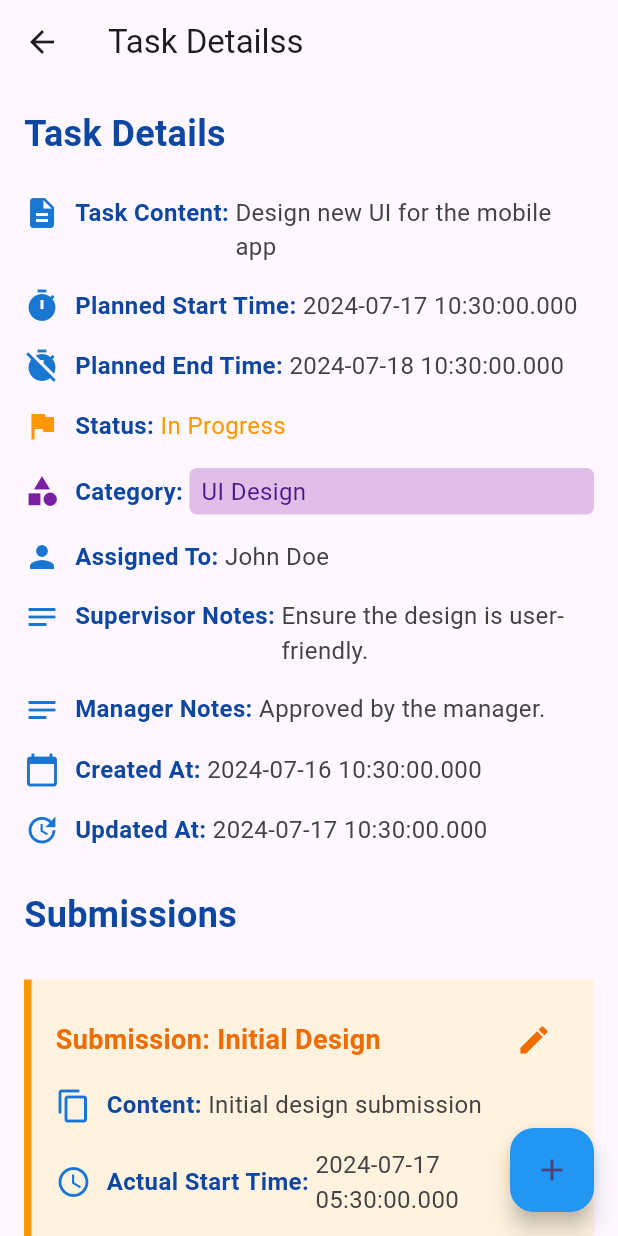
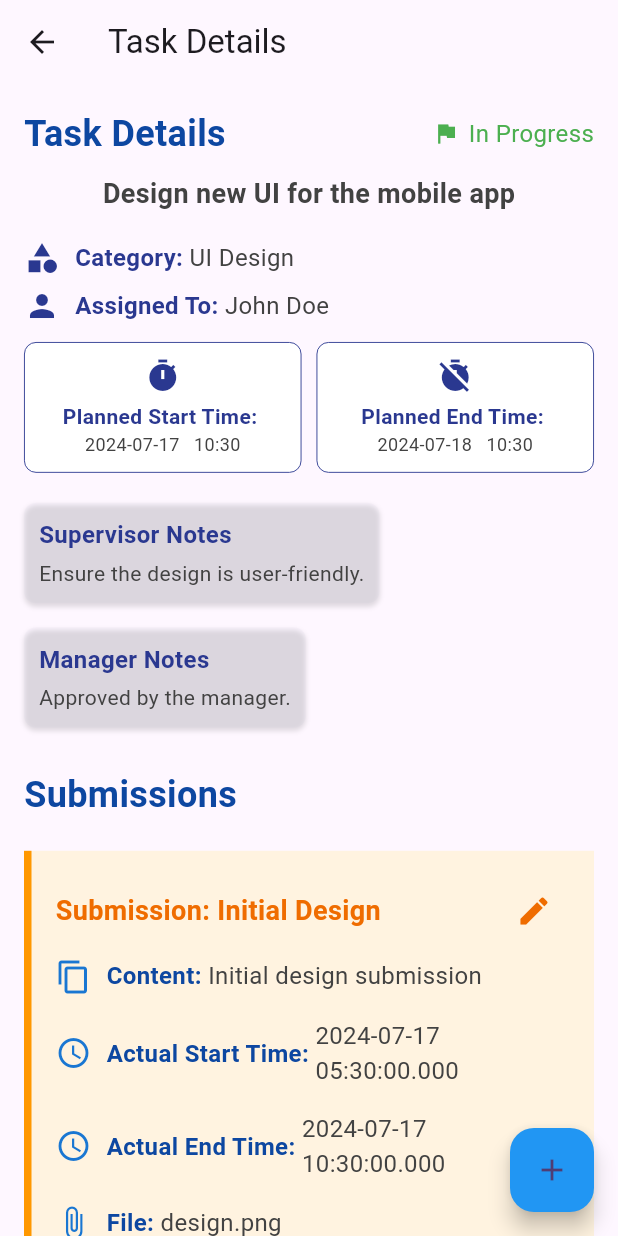
Before and after one commit to BFOOnlinePs/Jelanco_tracking_flutter, a Flutter app: the TaskDetailsScreen screen opened directly, on a phone screen of 412 x 824 dp. Run offline on Flutter 3.47's test engine with Material 3 defaults, Android fonts, the phone set to English and light mode, and no system bars; our stand-ins replace bloc, dio, easy_localization, flutter_bloc, shared_preferences; accounts and stored records are empty.

Commit message:
task details design

```diff
--- a/lib/modules/shared_modules/tasks_shared_modules/task_details_screen/task_details_screen.dart
+++ b/lib/modules/shared_modules/tasks_shared_modules/task_details_screen/task_details_screen.dart
@@ -1,5 +1,8 @@
 import 'package:flutter/cupertino.dart';
 import 'package:flutter/material.dart';
+import 'package:jelanco_tracking_system/core/constants/colors.dart';
+import 'package:jelanco_tracking_system/core/utils/date_utils.dart';
+import 'package:jelanco_tracking_system/widgets/my_spacers/my_vertical_spacer.dart';
 
 class Task {
   final int? tId;
@@ -78,7 +81,6 @@ class Comment {
   Comment({required this.commenterName, required this.content});
 }
 
-
 Task mockTask = Task(
   tId: 1,
   tContent: 'Design new UI for the mobile app',
@@ -105,7 +107,9 @@ Task mockTask = Task(
       status: 'Submitted',
       comments: [
         Comment(commenterName: 'John Doe', content: 'Looks good!'),
-        Comment(commenterName: 'Jane Smith', content: 'Can we change the color scheme?'),
+        Comment(
+            commenterName: 'Jane Smith',
+            content: 'Can we change the color scheme?'),
       ],
     ),
     Submission(
@@ -122,9 +126,6 @@ Task mockTask = Task(
   ],
 );
 
-
-
-
 class TaskDetailsScreen extends StatelessWidget {
   final Task task;
 
@@ -134,7 +135,7 @@ class TaskDetailsScreen extends StatelessWidget {
   Widget build(BuildContext context) {
     return Scaffold(
       appBar: AppBar(
-        title: Text('Task Detailss'),
+        title: Text('Task Details'),
       ),
       body: SingleChildScrollView(
         padding: EdgeInsets.all(16.0),
@@ -161,25 +162,63 @@ class TaskDetailsScreen extends StatelessWidget {
     return Column(
       crossAxisAlignment: CrossAxisAlignment.start,
       children: [
-        _buildSectionTitle('Task Details'),
-        _buildDetailRow('Task Content', task.tContent ?? 'N/A', Icons.description, isMultiline: true),
-        _buildDetailRow('Planned Start Time', task.tPlanedStartTime?.toString() ?? 'N/A', Icons.timer),
-        _buildDetailRow('Planned End Time', task.tPlanedEndTime?.toString() ?? 'N/A', Icons.timer_off),
-        _buildStatusRow('Status', task.tStatus ?? 'N/A', Icons.flag),
-        _buildCategoryRow('Category', task.taskCategory?.name ?? 'N/A'),
-        _buildDetailRow('Assigned To', task.tAssignedTo ?? 'N/A', Icons.person),
-        _buildDetailRow('Supervisor Notes', task.tSupervisorNotes ?? 'N/A', Icons.notes, isMultiline: true),
-        _buildDetailRow('Manager Notes', task.tManagerNotes ?? 'N/A', Icons.notes, isMultiline: true),
-        _buildDateRow('Created At', task.createdAt?.toString() ?? 'N/A', Icons.calendar_today),
-        _buildDateRow('Updated At', task.updatedAt?.toString() ?? 'N/A', Icons.update),
+        _buildSectionTitle('Task Details',
+            statusValue: task.tStatus!, statusIcon: Icons.flag),
+        _buildContent('Task Content', task.tContent!, Icons.description),
+        task.taskCategory != null
+            ? _buildCategoryRow('Category', task.taskCategory!.name)
+            : Container(),
+        _buildAssignedToWidget(
+            'Assigned To', task.tAssignedTo ?? 'N/A', Icons.person),
+        MyVerticalSpacer(),
+        Row(
+          mainAxisAlignment: MainAxisAlignment.spaceEvenly,
+          children: [
+            task.tPlanedStartTime != null
+                ? Expanded(
+                    child: _buildTimeWidget('Planned Start Time',
+                        task.tPlanedStartTime!, Icons.timer),
+                  )
+                : Container(),
+            task.tPlanedStartTime != null && task.tPlanedEndTime != null
+                ? SizedBox(width: 10)
+                : Container(),
+            task.tPlanedEndTime != null
+                ? Expanded(
+                    child: _buildTimeWidget('Planned End Time',
+                        task.tPlanedEndTime!, Icons.timer_off),
+                  )
+                : Container(),
+          ],
+        ),
+        MyVerticalSpacer(),
+
+        _buildNotesWidget(
+          'Supervisor Notes',
+          task.tSupervisorNotes ?? 'N/A',
+          Icons.notes,
+        ),
+        _buildNotesWidget(
+          'Manager Notes',
+          task.tManagerNotes ?? 'N/A',
+          Icons.notes,
+        ),
+        // _buildDateRow('Created At', task.createdAt?.toString() ?? 'N/A',
+        //     Icons.calendar_today),
+        // _buildDateRow(
+        //     'Updated At', task.updatedAt?.toString() ?? 'N/A', Icons.update),
       ],
     );
   }
 
-  Widget _buildSectionTitle(String title) {
+  Widget _buildSectionTitle(String title,
+      {String? statusValue, IconData? statusIcon}) {
     return Padding(
-      padding: const EdgeInsets.only(bottom: 16.0),
-      child: Text(
+      padding: const EdgeInsets.only(bottom: 10.0),
+      child: Row(
+        mainAxisAlignment: MainAxisAlignment.spaceBetween,
+        children: [
+          Text(
             title,
             style: TextStyle(
               fontSize: 24,
@@ -187,20 +226,156 @@ class TaskDetailsScreen extends StatelessWidget {
               color: Colors.blue[900],
             ),
           ),
+          statusValue != null
+              ? Row(
+                  children: [
+                    Icon(statusIcon, color: Colors.green, size: 18),
+                    SizedBox(width: 6),
+                    Text(
+                      statusValue,
+                      style: TextStyle(color: Colors.green, fontSize: 16),
+                    ),
+                  ],
+                )
+              : Container(),
+        ],
+      ),
     );
   }
 
-  Widget _buildDetailRow(String label, String value, IconData icon, {bool isMultiline = false}) {
+  Widget _buildContent(
+    String label,
+    String value,
+    IconData icon,
+  ) {
+    return Row(
+      mainAxisAlignment: MainAxisAlignment.center,
+      children: [
+        Padding(
+          padding: const EdgeInsets.only(bottom: 10),
+          child: Text(
+            value,
+            style: TextStyle(
+              color: Colors.grey[800],
+              fontSize: 18,
+              fontWeight: FontWeight.bold,
+            ),
+            textAlign: TextAlign.center,
+          ),
+        ),
+      ],
+    );
+  }
+
+  Widget _buildTimeWidget(
+    String label,
+    DateTime value,
+    IconData icon,
+  ) {
+    return Container(
+      decoration: BoxDecoration(
+        border: Border.all(color: ColorsConstants.primaryColor, width: 0.6),
+        borderRadius: BorderRadius.circular(8),
+        color: Colors.white, // Background color
+      ),
+      child: Padding(
+        padding: const EdgeInsets.all(10.0),
+        child: Column(
+          mainAxisAlignment: MainAxisAlignment.center,
+          children: [
+            Icon(icon, color: ColorsConstants.primaryColor),
+            SizedBox(height: 5),
+            Text(
+              '$label: ',
+              style: TextStyle(
+                fontWeight: FontWeight.bold,
+                fontSize: 14,
+                color: ColorsConstants.primaryColor,
+              ),
+            ),
+            Text(
+              MyDateUtils.formatDateTime(value),
+              style: TextStyle(color: Colors.grey[800], fontSize: 12),
+            ),
+          ],
+        ),
+      ),
+    );
+  }
+
+  Widget _buildNotesWidget(
+    String label,
+    String value,
+    IconData icon,
+  ) {
+    return Container(
+      margin: EdgeInsets.symmetric(vertical: 8.0),
+      padding: EdgeInsets.all(10.0),
+      decoration: BoxDecoration(
+        color: ColorsConstants.primaryColor.withOpacity(0.02),
+        borderRadius: BorderRadius.circular(8.0),
+        boxShadow: [
+          BoxShadow(
+              color: Colors.black12, blurRadius: 2.0, offset: Offset(0, 2)),
+        ],
+      ),
+      child: Column(
+        crossAxisAlignment: CrossAxisAlignment.start,
+        children: [
+          Text(label,
+              style: TextStyle(
+                  fontWeight: FontWeight.bold,
+                  fontSize: 16,
+                  color: ColorsConstants.primaryColor)),
+          SizedBox(height: 4),
+          Text(value, style: TextStyle(color: Colors.grey[800], fontSize: 14)),
+        ],
+      ),
+    );
+  }
+
+  Widget _buildAssignedToWidget(
+    String label,
+    String value,
+    IconData icon,
+  ) {
+    return Row(
+      children: [
+        Icon(icon, color: ColorsConstants.primaryColor),
+        SizedBox(width: 10),
+        Text(
+          '$label: ',
+          style: TextStyle(
+              fontWeight: FontWeight.bold,
+              fontSize: 16,
+              color: ColorsConstants.primaryColor),
+        ),
+        Expanded(
+          child: Text(
+            value,
+            style: TextStyle(color: Colors.grey[800], fontSize: 16),
+          ),
+        ),
+      ],
+    );
+  }
+
+  Widget _buildDetailRow(String label, String value, IconData icon,
+      {bool isMultiline = false}) {
     return Padding(
       padding: const EdgeInsets.symmetric(vertical: 8.0),
       child: Row(
-        crossAxisAlignment: isMultiline ? CrossAxisAlignment.start : CrossAxisAlignment.center,
+        crossAxisAlignment:
+            isMultiline ? CrossAxisAlignment.start : CrossAxisAlignment.center,
         children: [
           Icon(icon, color: Colors.blue[700]),
           SizedBox(width: 10),
           Text(
             '$label: ',
-            style: TextStyle(fontWeight: FontWeight.bold, fontSize: 16, color: Colors.blue[900]),
+            style: TextStyle(
+                fontWeight: FontWeight.bold,
+                fontSize: 16,
+                color: Colors.blue[900]),
           ),
           Expanded(
             child: Text(
@@ -237,7 +412,10 @@ class TaskDetailsScreen extends StatelessWidget {
           SizedBox(width: 10),
           Text(
             '$label: ',
-            style: TextStyle(fontWeight: FontWeight.bold, fontSize: 16, color: Colors.blue[900]),
+            style: TextStyle(
+                fontWeight: FontWeight.bold,
+                fontSize: 16,
+                color: Colors.blue[900]),
           ),
           Expanded(
             child: Text(
@@ -255,23 +433,19 @@ class TaskDetailsScreen extends StatelessWidget {
       padding: const EdgeInsets.symmetric(vertical: 8.0),
       child: Row(
         children: [
-          Icon(Icons.category, color: Colors.purple[700]),
+          Icon(Icons.category, color: ColorsConstants.primaryColor),
           SizedBox(width: 10),
           Text(
             '$label: ',
-            style: TextStyle(fontWeight: FontWeight.bold, fontSize: 16, color: Colors.blue[900]),
+            style: TextStyle(
+                fontWeight: FontWeight.bold,
+                fontSize: 16,
+                color: ColorsConstants.primaryColor),
           ),
           Expanded(
-            child: Container(
-              padding: EdgeInsets.symmetric(vertical: 4.0, horizontal: 8.0),
-              decoration: BoxDecoration(
-                color: Colors.purple[100],
-                borderRadius: BorderRadius.circular(5.0),
-              ),
             child: Text(
               value,
-                style: TextStyle(color: Colors.purple[900], fontSize: 16),
-              ),
+              style: TextStyle(color: Colors.grey[800], fontSize: 16),
             ),
           ),
         ],
@@ -288,7 +462,10 @@ class TaskDetailsScreen extends StatelessWidget {
           SizedBox(width: 10),
           Text(
             '$label: ',
-            style: TextStyle(fontWeight: FontWeight.bold, fontSize: 16, color: Colors.blue[900]),
+            style: TextStyle(
+                fontWeight: FontWeight.bold,
+                fontSize: 16,
+                color: Colors.blue[900]),
           ),
           Expanded(
             child: Text(
@@ -323,17 +500,26 @@ class TaskDetailsScreen extends StatelessWidget {
                   crossAxisAlignment: CrossAxisAlignment.start,
                   children: [
                     _buildSubmissionHeader(submission),
-                _buildDetailRow('Content', submission.content, Icons.content_copy, isMultiline: true),
-                _buildDetailRow('Actual Start Time', submission.actualStartTime.toString(), Icons.access_time),
-                _buildDetailRow('Actual End Time', submission.actualEndTime.toString(), Icons.access_time_outlined),
+                    _buildDetailRow(
+                        'Content', submission.content, Icons.content_copy,
+                        isMultiline: true),
+                    _buildDetailRow(
+                        'Actual Start Time',
+                        submission.actualStartTime.toString(),
+                        Icons.access_time),
+                    _buildDetailRow(
+                        'Actual End Time',
+                        submission.actualEndTime.toString(),
+                        Icons.access_time_outlined),
                     _buildDetailRow('File', submission.file, Icons.attach_file),
-                _buildStatusRow('Status', submission.status, Icons.info),
+                    // _buildStatusRow('Status', submission.status, Icons.info),
                     SizedBox(height: 10),
                     _buildCommentsSection(submission.comments),
                   ],
                 ),
               );
-        }).toList() ?? [],
+            }).toList() ??
+            [],
       ],
     );
   }
@@ -344,7 +530,10 @@ class TaskDetailsScreen extends StatelessWidget {
       children: [
         Text(
           'Submission: ${submission.name}',
-          style: TextStyle(fontWeight: FontWeight.bold, fontSize: 18, color: Colors.orange[800]),
+          style: TextStyle(
+              fontWeight: FontWeight.bold,
+              fontSize: 18,
+              color: Colors.orange[800]),
         ),
         IconButton(
           icon: Icon(Icons.edit, color: Colors.orange[800]),
@@ -360,7 +549,11 @@ class TaskDetailsScreen extends StatelessWidget {
     return Column(
       crossAxisAlignment: CrossAxisAlignment.start,
       children: [
-        Text('Comments:', style: TextStyle(fontWeight: FontWeight.bold, fontSize: 18, color: Colors.orange[800])),
+        Text('Comments:',
+            style: TextStyle(
+                fontWeight: FontWeight.bold,
+                fontSize: 18,
+                color: Colors.orange[800])),
         ...comments.map((comment) {
           return Padding(
             padding: EdgeInsets.symmetric(vertical: 5.0),
@@ -373,7 +566,10 @@ class TaskDetailsScreen extends StatelessWidget {
                     SizedBox(width: 10),
                     Text(
                       comment.commenterName,
-                      style: TextStyle(fontWeight: FontWeight.bold, color: Colors.grey[800], fontSize: 16),
+                      style: TextStyle(
+                          fontWeight: FontWeight.bold,
+                          color: Colors.grey[800],
+                          fontSize: 16),
                     ),
                   ],
                 ),
```
Lines whose indentation alone changed are shown as unchanged.
